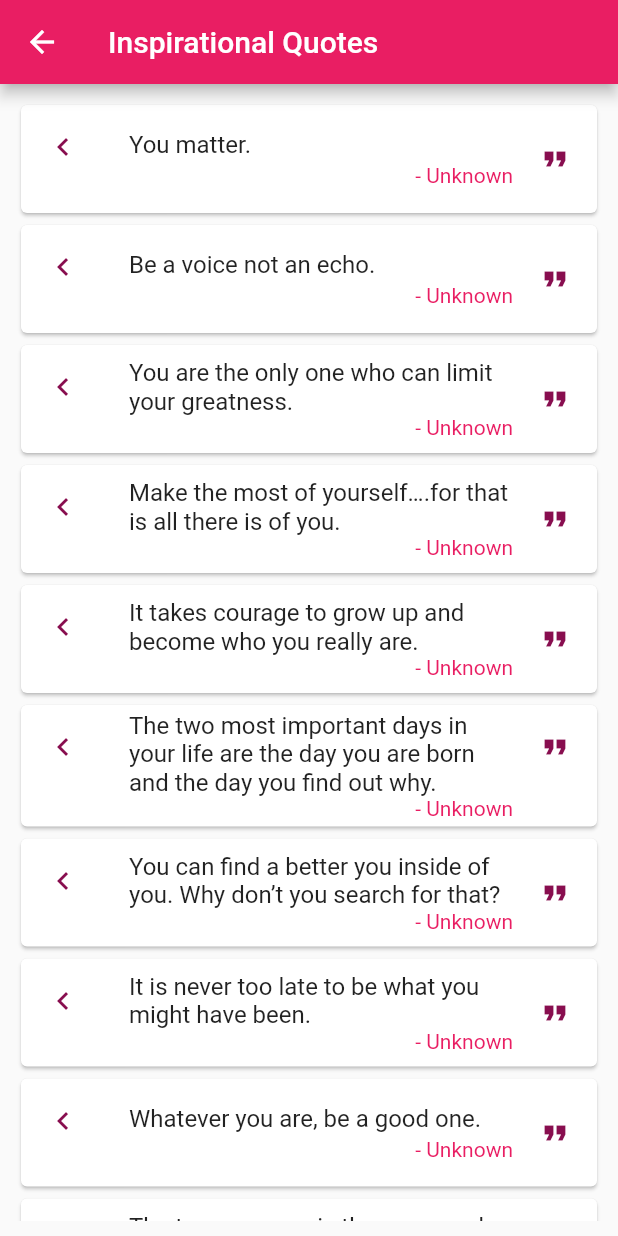
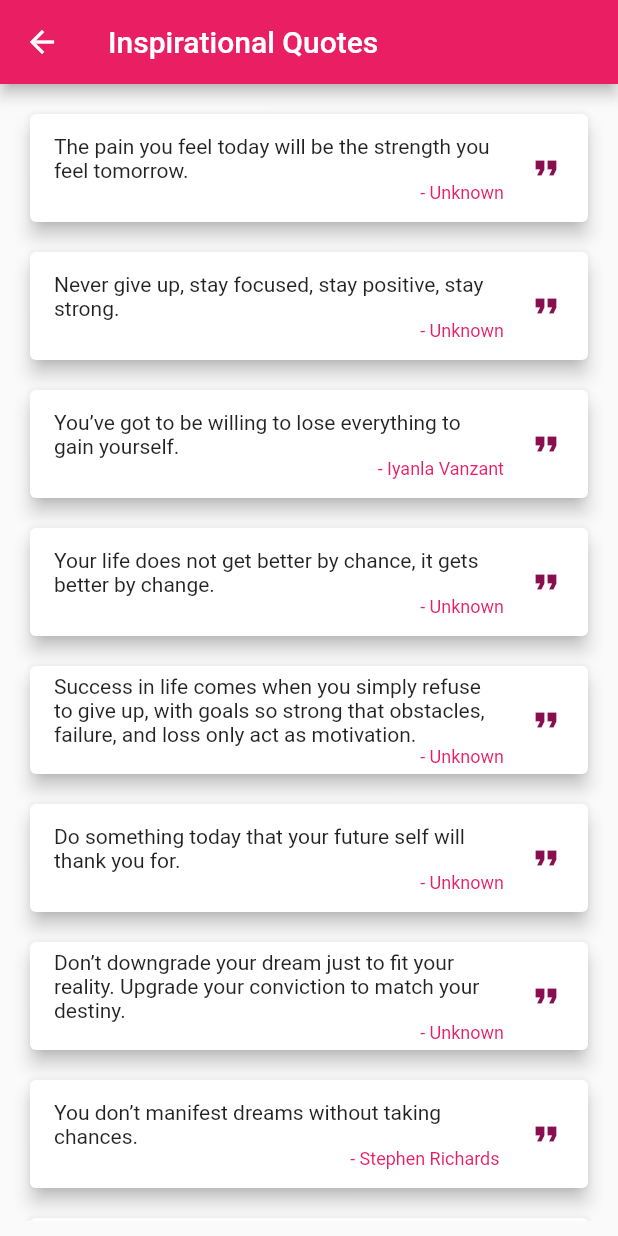
Before and after one commit to govindbhardwaj/TEMP, a Flutter app: the screen it shows after launch, after a tap on "Inspirational Quotes", on a phone screen of 412 x 824 dp. Run offline on Flutter 3.47's test engine with Material 2 defaults, Android fonts, the phone set to English and light mode, and no system bars; our stand-ins replace flutter_local_notifications; missing offline and left inert: android_alarm_manager, esys_flutter_share; Roboto replaces fonts that are missing (Rock Salt).

Commit message:
Final Refactoring

```diff
--- a/assets/data.json
+++ b/assets/data.json
@@ -1,5 +1,69 @@
 {
   "Inspirational Quotes": [
+    {
+      "quote": "The pain you feel today will be the strength you feel tomorrow.",
+      "author": "Unknown"
+    },
+    {
+      "quote": "Never give up, stay focused, stay positive, stay strong.",
+      "author": "Unknown"
+    },
+    {
+      "quote": "You’ve got to be willing to lose everything to gain yourself.",
+      "author": "Iyanla Vanzant"
+    },
+    {
+      "quote": "Your life does not get better by chance, it gets better by change.",
+      "author": "Unknown"
+    },
+    {
+      "quote": "Success in life comes when you simply refuse to give up, with goals so strong that obstacles, failure, and loss only act as motivation.",
+      "author": "Unknown"
+    },
+    {
+      "quote": "Do something today that your future self will thank you for.",
+      "author": "Unknown"
+    },
+    {
+      "quote": "Don’t downgrade your dream just to fit your reality. Upgrade your conviction to match your destiny.",
+      "author": "Unknown"
+    },
+    {
+      "quote": "You don’t manifest dreams without taking chances. ",
+      "author": " Stephen Richards"
+    },
+    {
+      "quote": "Have faith in the universe and its capability to lead you to the path of abundance. ",
+      "author": " Stephen Richards"
+    },
+    {
+      "quote": "Set a goal that makes you want to jump out of bed in the morning.",
+      "author": "Unknown"
+    },
+    {
+      "quote": "The harder you work for something, the greater you’ll feel when you achieve it.",
+      "author": "Unknown"
+    },
+    {
+      "quote": "When you know what you want, and want it bad enough, you’ll find a way to get it.",
+      "author": "Jim Rohn"
+    },
+    {
+      "quote": "The greatest lesson of life is that you are responsible for your life. ",
+      "author": " Oprah Winfrey"
+    },
+    {
+      "quote": "You are never to old to set another goal or to dream a new dream.",
+      "author": "C.S. Lewis"
+    },
+    {
+      "quote": "When you accomplish the impossible then you can achieve anything. ",
+      "author": " Stephen Richards"
+    },
+    {
+      "quote": "Push yourself because no one else is going to do it for you.",
+      "author": "Unknown"
+    },
     { "quote": "You matter.", "author": "Unknown" },
     { "quote": "Be a voice not an echo.", "author": "Unknown" },
     {
@@ -839,7 +903,7 @@
       "author": " Robert F. Kennedy"
     }
   ],
-  "Inspirational Quotes About Life": [
+  "Life Quotes": [
     {
       "quote": "Life is short, and it is up to you to make it sweet.",
       "author": "Sarah Louise Delany"
@@ -1203,73 +1267,7 @@
     { "quote": "Move closer to your dreams and goals.", "author": "Unknown" },
     { "quote": "You can do it.", "author": "Unknown" }
   ],
-  "Inspirational Quotes For Encouragement": [
-    {
-      "quote": "The pain you feel today will be the strength you feel tomorrow.",
-      "author": "Unknown"
-    },
-    {
-      "quote": "Never give up, stay focused, stay positive, stay strong.",
-      "author": "Unknown"
-    },
-    {
-      "quote": "You’ve got to be willing to lose everything to gain yourself.",
-      "author": "Iyanla Vanzant"
-    },
-    {
-      "quote": "Your life does not get better by chance, it gets better by change.",
-      "author": "Unknown"
-    },
-    {
-      "quote": "Success in life comes when you simply refuse to give up, with goals so strong that obstacles, failure, and loss only act as motivation.",
-      "author": "Unknown"
-    },
-    {
-      "quote": "Do something today that your future self will thank you for.",
-      "author": "Unknown"
-    },
-    {
-      "quote": "Don’t downgrade your dream just to fit your reality. Upgrade your conviction to match your destiny.",
-      "author": "Unknown"
-    },
-    {
-      "quote": "You don’t manifest dreams without taking chances. ",
-      "author": " Stephen Richards"
-    },
-    {
-      "quote": "Have faith in the universe and its capability to lead you to the path of abundance. ",
-      "author": " Stephen Richards"
-    },
-    {
-      "quote": "Set a goal that makes you want to jump out of bed in the morning.",
-      "author": "Unknown"
-    },
-    {
-      "quote": "The harder you work for something, the greater you’ll feel when you achieve it.",
-      "author": "Unknown"
-    },
-    {
-      "quote": "When you know what you want, and want it bad enough, you’ll find a way to get it.",
-      "author": "Jim Rohn"
-    },
-    {
-      "quote": "The greatest lesson of life is that you are responsible for your life. ",
-      "author": " Oprah Winfrey"
-    },
-    {
-      "quote": "You are never to old to set another goal or to dream a new dream.",
-      "author": "C.S. Lewis"
-    },
-    {
-      "quote": "When you accomplish the impossible then you can achieve anything. ",
-      "author": " Stephen Richards"
-    },
-    {
-      "quote": "Push yourself because no one else is going to do it for you.",
-      "author": "Unknown"
-    }
-  ],
-  "Short Encouraging Quotes": [
+  "Encouraging Quotes": [
     { "quote": "I don’t make excuses. I make results.", "author": "Unknown" },
     { "quote": "Never give up. Keep going.", "author": "Unknown" },
     {
@@ -1301,9 +1299,7 @@
     {
       "quote": "Believe and act as if it were impossible to fail.",
       "author": "Charles Kettering"
-    }
-  ],
-  "Positive Encouraging Quotes": [
+    },
     {
       "quote": "Don’t regret the past, just learn from it.",
       "author": "Ben Ipock"
--- a/lib/dto/QuotesDTO.dart
+++ b/lib/dto/QuotesDTO.dart
@@ -18,12 +18,10 @@ class QuotesDTO {
       "Motivational Quotes",
       "Positive Quotes",
       "Success Quotes",
-      "Inspirational Quotes About Life",
+      "Life Quotes",
       "Short Inspirational Quotes",
       "Words Of Encouragement",
-      "Inspirational Quotes For Encouragement",
-      "Short Encouraging Quotes",
-      "Positive Encouraging Quotes"
+      "Encouraging Quotes"
     ];
 
     for (int i = 0; i < quotesCategory.length; i++) {
@@ -57,14 +55,18 @@ Future wait(int seconds) {
 
 class Quote {
   String quote;
-  String author = "Unknown";
+  String author;
 
-  Quote(quote, author) {
-    if(author == null || author == "") {
+  Quote(String quote, String author) {
+    if(author == null || author.isEmpty) {
       this.author = "Unknown";
+    }
+    else {
+      this.author = author;
     }
     this.quote = quote;
   }
+
 
   factory Quote.fromJson(Map<String, dynamic> quoteJson) {
     return Quote(quoteJson['quote'], quoteJson['author']);
--- a/lib/main.dart
+++ b/lib/main.dart
@@ -40,8 +40,9 @@ class MyApp extends StatelessWidget {
     return MaterialApp(
         title: 'Daily Quotes',
         theme: ThemeData(
-          primarySwatch: Colors.pink,
+          primarySwatch: Colors.pink
         ),
-        home: CategoryPage());
+        home: CategoryPage(),
+      );
   }
 }
--- a/lib/screens/CategoryPage.dart
+++ b/lib/screens/CategoryPage.dart
@@ -17,12 +17,10 @@ class CategoryPageState extends State<CategoryPage> {
     "Motivational Quotes",
     "Positive Quotes",
     "Success Quotes",
-    "Inspirational Quotes About Life",
+    "Life Quotes",
     "Short Inspirational Quotes",
     "Words Of Encouragement",
-    "Inspirational Quotes For Encouragement",
-    "Short Encouraging Quotes",
-    "Positive Encouraging Quotes"
+    "Encouraging Quotes"
   ];
 
   final notifications = FlutterLocalNotificationsPlugin();
@@ -54,16 +52,26 @@ class CategoryPageState extends State<CategoryPage> {
     return new Scaffold(
         appBar: new AppBar(
           title: new Text('Daily Quote'),
+
         ),
         body: new Container(
+
             padding: new EdgeInsets.all(20.0),
             child: new ListView.builder(
               itemBuilder: (context, position) {
                 return Card(
+                  margin: new EdgeInsets.all(10),
+                  elevation: 5,
                   child: ListTile(
-                    leading: new Icon(Icons.bookmark_border),
+                    leading: new Icon(
+                      Icons.bookmark,
+                      color: Colors.pink.shade900,
+                    ),
                     title: Text(quotesCategory[position]),
-                    trailing: const Icon(Icons.format_quote),
+                    trailing: new Icon(
+                      Icons.format_quote,
+                      color: Colors.pink.shade900,
+                    ),
                     onTap: () {
                       Navigator.push(
                           context,
--- a/lib/screens/QuotesPage.dart
+++ b/lib/screens/QuotesPage.dart
@@ -12,7 +12,12 @@ class QuotesPage extends StatefulWidget {
 
 class QuotePageState extends State<QuotesPage> {
   String category;
-  QuotePageState(this.category);
+  QuotePageState(category) {
+    this.category = category.replaceAll('.', ".\n").replaceAll(",", ",\n");
+    if (this.category.contains(",\n and")) {
+      this.category = this.category.replaceAll("and", "and\n");
+    }
+  }
 
   @override
   Widget build(BuildContext context) {
@@ -28,15 +33,18 @@ class QuotePageState extends State<QuotesPage> {
                   padding: new EdgeInsets.all(10.0),
                   child: new ListView.builder(
                     itemBuilder: (context, position) {
-                      const textStyle = const TextStyle(color: Colors.pink);
+                      const textStyle = const TextStyle(color: Colors.pink, fontSize: 12);
+                      const textStyle2 = const TextStyle(fontSize: 14, fontFamily: "Rock Salt");
+
                       return Card(
+                        margin: new EdgeInsets.fromLTRB(10, 10, 10, 10),
+
+                        elevation: 5,
+
                         child: ListTile(
-                          leading: new Icon(
-                            Icons.chevron_left,
-                            color: Colors.pink.shade900,
-                          ),
                           title:
-                              Text(snapshot.data.map[category][position].quote),
+                              Text(snapshot.data.map[category][position].quote,
+                              style: textStyle2),
                           subtitle: Text(
                             snapshot.data.map[category][position].author + " -",
                             style: textStyle,
```
Also changed, not shown: lib/screens/CardPage.dart (+42 -10 lines).
